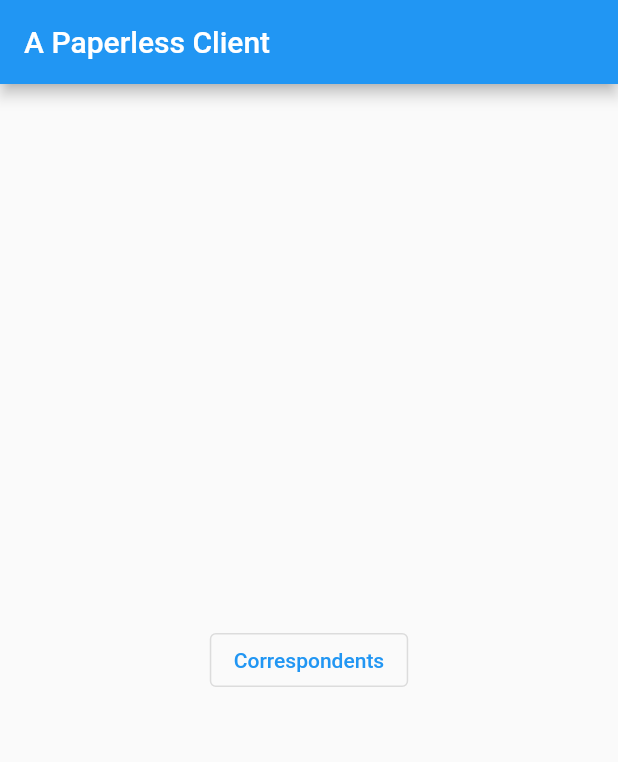
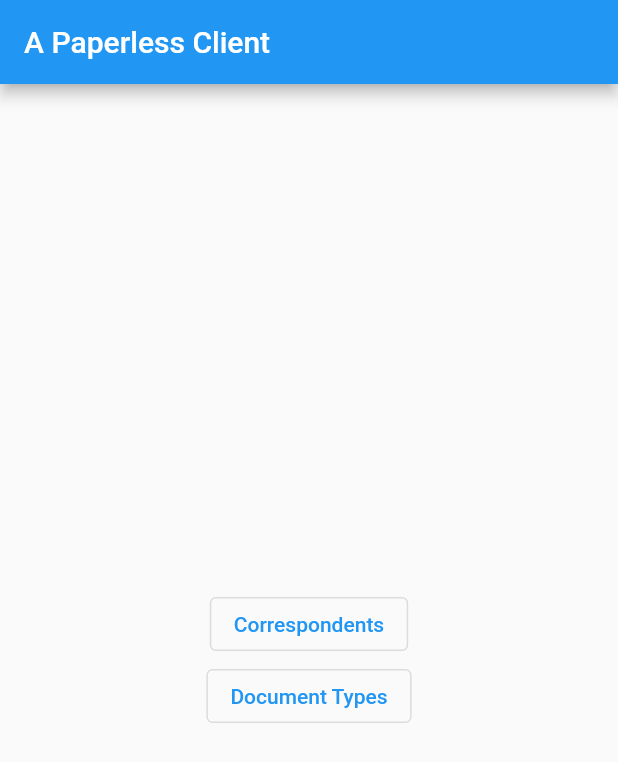
Before and after one commit to dirkmichaelsen/paperless_client, a Flutter app: the screen it shows after launch, on a phone screen of 412 x 824 dp. Shown: the top 762 px of the screen. Run offline on Flutter 3.47's test engine with Material 2 defaults, Android fonts, the phone set to English and light mode, and no system bars.

Commit message:
add document types button and screen

```diff
--- a/lib/main.dart
+++ b/lib/main.dart
@@ -1,5 +1,6 @@
 import 'package:flutter/material.dart';
-import 'package:paperless_client/correspondents.dart';
+import 'package:paperless_client/correspondents_screen.dart';
+import 'package:paperless_client/document_types_screen.dart';
 
 void main() {
   runApp(const PaperlessClientApp());
@@ -65,13 +66,26 @@ class _PaperlessClientPageState extends State<PaperlessClientPage> {
       ),
       body: Builder(builder: (context) {
         return Center(
-          child: OutlinedButton(
+          child: Column(
+            mainAxisAlignment: MainAxisAlignment.center,
+            children: [
+              OutlinedButton(
                 key: const Key('correspondent_button'),
                 child: const Text('Correspondents'),
                 onPressed: () {
                   Navigator.of(context).push(MaterialPageRoute(
                       builder: (context) => const CorrespondentsScreen()));
                 },
+              ),
+              OutlinedButton(
+                key: const Key('document_types_button'),
+                child: const Text('Document Types'),
+                onPressed: () {
+                  Navigator.of(context).push(MaterialPageRoute(
+                      builder: (context) => const DocumentTypesScreen()));
+                },
+              ),
+            ],
           ),
         );
       }),
```
Also changed, not shown: lib/document_types_screen.dart (added, +50 -0 lines), lib/correspondents_screen.dart (renamed from lib/correspondents.dart). Lines whose indentation alone changed are shown as unchanged.
